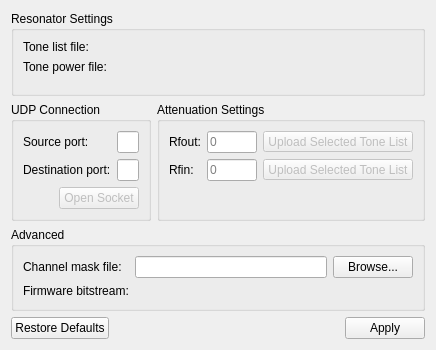
Qt form ui_resources/channel_settings.ui (Tyronitar/rfsoc-interface) before a commit.
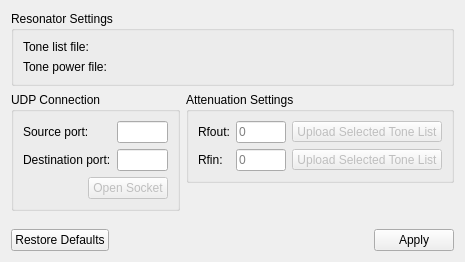
The same form after that commit. Icons and pictures are not drawn. Custom widgets are drawn as their Qt base class.

Commit message: Attempt to Add Advanced Section

```diff
--- a/ui_resources/channel_settings.ui
+++ b/ui_resources/channel_settings.ui
@@ -6,15 +6,21 @@
    <rect>
     <x>0</x>
     <y>0</y>
-    <width>412</width>
-    <height>350</height>
+    <width>465</width>
+    <height>262</height>
    </rect>
   </property>
+  <property name="sizePolicy">
+   <sizepolicy hsizetype="Preferred" vsizetype="Minimum">
+    <horstretch>0</horstretch>
+    <verstretch>0</verstretch>
+   </sizepolicy>
+  </property>
   <property name="windowTitle">
    <string>Form</string>
   </property>
   <layout class="QGridLayout" name="gridLayout">
-   <item row="0" column="0" colspan="3">
+   <item row="0" column="0" colspan="3" alignment="Qt::AlignmentFlag::AlignTop">
     <widget class="QGroupBox" name="resonator_GroupBox">
      <property name="title">
       <string>Resonator Settings</string>
@@ -78,7 +84,7 @@
      </layout>
     </widget>
    </item>
-   <item row="1" column="2">
+   <item row="1" column="2" alignment="Qt::AlignmentFlag::AlignTop">
     <widget class="QGroupBox" name="attenuation_GroupBox">
      <property name="sizePolicy">
       <sizepolicy hsizetype="Fixed" vsizetype="Preferred">
@@ -218,7 +224,7 @@
      </layout>
     </widget>
    </item>
-   <item row="4" column="0" colspan="3">
+   <item row="4" column="0" colspan="3" alignment="Qt::AlignmentFlag::AlignBottom">
     <widget class="QDialogButtonBox" name="buttonBox">
      <property name="standardButtons">
       <set>QDialogButtonBox::StandardButton::Apply|QDialogButtonBox::StandardButton::RestoreDefaults</set>
@@ -228,62 +234,7 @@
      </property>
     </widget>
    </item>
-   <item row="3" column="0" colspan="3">
-    <widget class="QGroupBox" name="groupBox">
-     <property name="title">
-      <string>Advanced</string>
-     </property>
-     <property name="flat">
-      <bool>false</bool>
-     </property>
-     <layout class="QFormLayout" name="formLayout">
-      <item row="0" column="0">
-       <widget class="QLabel" name="chanmask_label">
-        <property name="minimumSize">
-         <size>
-          <width>0</width>
-          <height>0</height>
-         </size>
-        </property>
-        <property name="text">
-         <string>Channel mask file:</string>
-        </property>
-       </widget>
-      </item>
-      <item row="0" column="1">
-       <layout class="QHBoxLayout" name="horizontalLayout">
-        <item>
-         <widget class="QLineEdit" name="chanmask_lineEdit"/>
-        </item>
-        <item>
-         <widget class="QPushButton" name="chanmask_pushButton">
-          <property name="text">
-           <string>Browse...</string>
-          </property>
-         </widget>
-        </item>
-       </layout>
-      </item>
-      <item row="1" column="0">
-       <widget class="QLabel" name="firmware_label">
-        <property name="minimumSize">
-         <size>
-          <width>0</width>
-          <height>0</height>
-         </size>
-        </property>
-        <property name="text">
-         <string>Firmware bitstream:</string>
-        </property>
-       </widget>
-      </item>
-      <item row="1" column="1">
-       <widget class="FileUploadWidget" name="firmware_file_upload_widget" native="true"/>
-      </item>
-     </layout>
-    </widget>
-   </item>
-   <item row="1" column="0" colspan="2">
+   <item row="1" column="0" colspan="2" alignment="Qt::AlignmentFlag::AlignTop">
     <widget class="QGroupBox" name="udp_GroupBox">
      <property name="sizePolicy">
       <sizepolicy hsizetype="Expanding" vsizetype="Preferred">
@@ -357,6 +308,87 @@
      </layout>
     </widget>
    </item>
+   <item row="3" column="0" colspan="3" alignment="Qt::AlignmentFlag::AlignTop">
+    <widget class="Section" name="advanced_section" native="true">
+     <property name="sizePolicy">
+      <sizepolicy hsizetype="Preferred" vsizetype="Minimum">
+       <horstretch>0</horstretch>
+       <verstretch>0</verstretch>
+      </sizepolicy>
+     </property>
+     <widget class="QLabel" name="chanmask_label">
+      <property name="geometry">
+       <rect>
+        <x>9</x>
+        <y>9</y>
+        <width>97</width>
+        <height>16</height>
+       </rect>
+      </property>
+      <property name="minimumSize">
+       <size>
+        <width>0</width>
+        <height>0</height>
+       </size>
+      </property>
+      <property name="text">
+       <string>Channel mask file:</string>
+      </property>
+     </widget>
+     <widget class="QLabel" name="firmware_label">
+      <property name="geometry">
+       <rect>
+        <x>9</x>
+        <y>41</y>
+        <width>105</width>
+        <height>16</height>
+       </rect>
+      </property>
+      <property name="minimumSize">
+       <size>
+        <width>0</width>
+        <height>0</height>
+       </size>
+      </property>
+      <property name="text">
+       <string>Firmware bitstream:</string>
+      </property>
+     </widget>
+     <widget class="FileUploadWidget" name="firmware_file_upload_widget" native="true">
+      <property name="geometry">
+       <rect>
+        <x>120</x>
+        <y>41</y>
+        <width>318</width>
+        <height>16</height>
+       </rect>
+      </property>
+     </widget>
+     <widget class="QLineEdit" name="chanmask_lineEdit">
+      <property name="geometry">
+       <rect>
+        <x>211</x>
+        <y>12</y>
+        <width>133</width>
+        <height>22</height>
+       </rect>
+      </property>
+     </widget>
+     <widget class="QPushButton" name="chanmask_pushButton">
+      <property name="geometry">
+       <rect>
+        <x>350</x>
+        <y>11</y>
+        <width>75</width>
+        <height>24</height>
+       </rect>
+      </property>
+      <property name="text">
+       <string>Browse...</string>
+      </property>
+     </widget>
+    </widget>
+   </item>
   </layout>
  </widget>
  <customwidgets>
@@ -366,6 +398,12 @@
    <header>rfsocinterface.ui.file_upload</header>
    <container>1</container>
   </customwidget>
+  <customwidget>
+   <class>Section</class>
+   <extends>QWidget</extends>
+   <header>rfsocinterface.ui.section</header>
+   <container>1</container>
+  </customwidget>
  </customwidgets>
  <resources/>
  <connections/>
```
Left out of the diff: 10 changed lines with no effect on the pictures. The commit also changes 13 other files.
